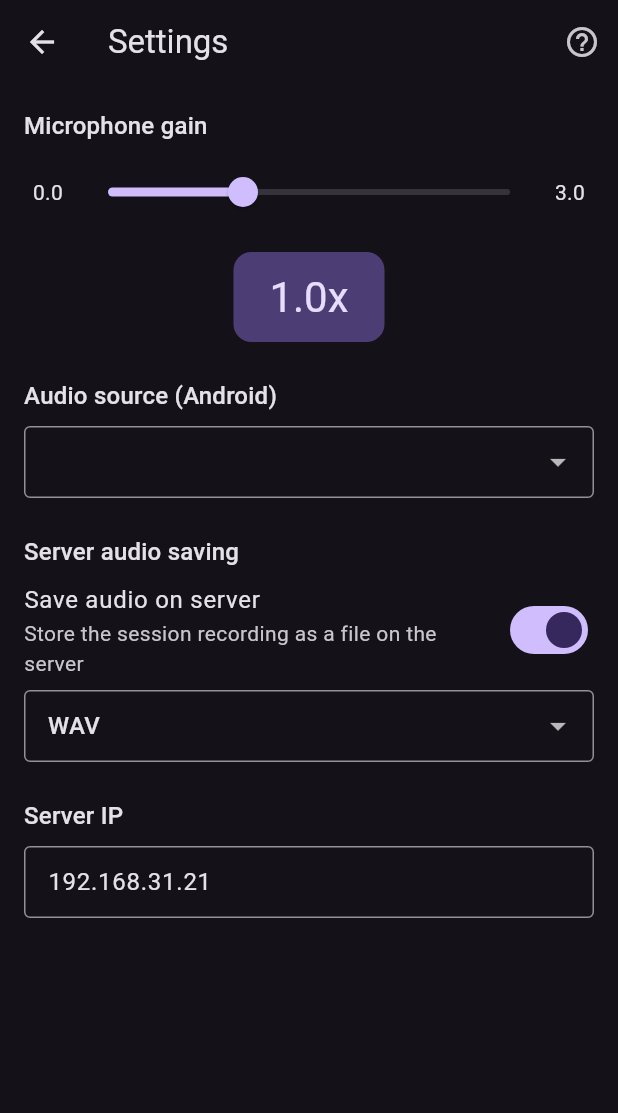
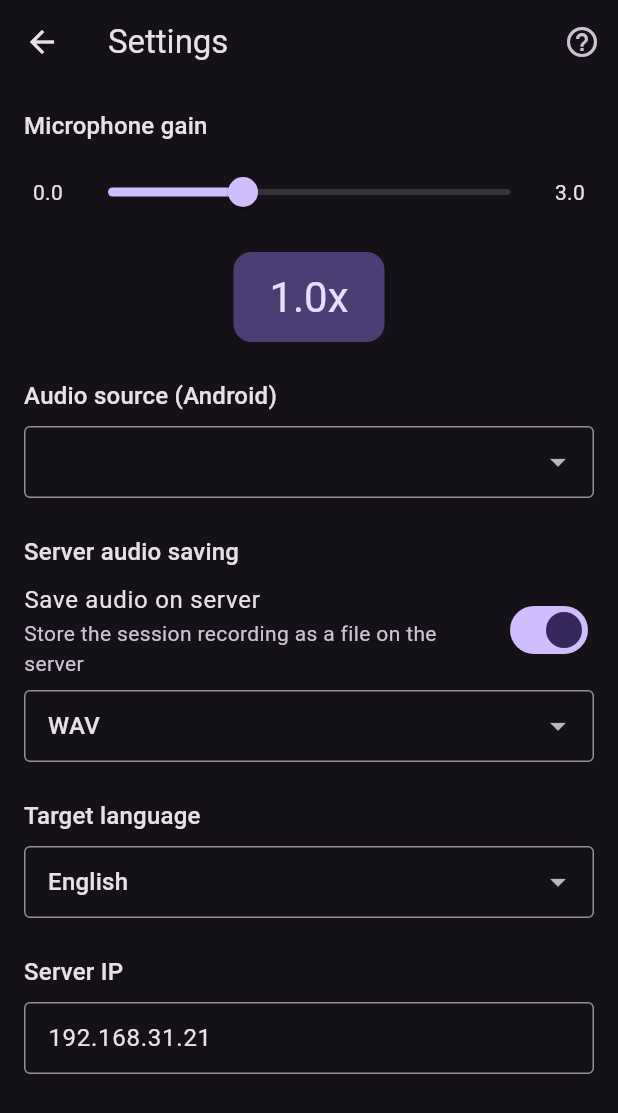
Before and after one commit to lutgaru/Sinsajo, a Flutter app: the SettingsScreen screen opened directly, on a phone screen of 412 x 824 dp. Shown: the top 1113 px of the screen. Run offline on Flutter 3.47's test engine with Material 3 defaults, Android fonts, the light colour scheme and no system bars; our stand-ins replace flutter_riverpod, wakelock_plus; missing offline and left inert: record, vad; network calls fail; statements that could not run were skipped.

Commit message:
feat(client): add target language selection setting
Add a TargetLanguage enum (English, Spanish, French, German,
Portuguese) to settings plus a dropdown in the settings screen, and
send the selected code in the WebSocket start message. Includes unit
tests for the new setting.

```diff
--- a/sinsajo_client/lib/providers/settings_provider.dart
+++ b/sinsajo_client/lib/providers/settings_provider.dart
@@ -11,18 +11,32 @@ enum AudioSaveFormat {
   String get serverValue => name;
 }
 
+enum TargetLanguage {
+  english('English', 'en'),
+  spanish('Spanish', 'es'),
+  french('French', 'fr'),
+  german('German', 'de'),
+  portuguese('Portuguese', 'pt');
+
+  const TargetLanguage(this.label, this.code);
+  final String label;
+  final String code;
+}
+
 class SettingsState {
   final double micGain;
   final AndroidAudioSource audioSource;
   final String ipAddress;
   final bool saveAudio;
   final AudioSaveFormat audioFormat;
+  final TargetLanguage targetLanguage;
   const SettingsState({
     this.micGain = 1.0,
     this.audioSource = AndroidAudioSource.camcorder,
     this.ipAddress = '192.168.31.21',
     this.saveAudio = true,
     this.audioFormat = AudioSaveFormat.wav,
+    this.targetLanguage = TargetLanguage.english,
   });
 
   SettingsState copyWith({
@@ -31,6 +45,7 @@ class SettingsState {
     String? ipAddress,
     bool? saveAudio,
     AudioSaveFormat? audioFormat,
+    TargetLanguage? targetLanguage,
   }) =>
       SettingsState(
         micGain: micGain ?? this.micGain,
@@ -38,6 +53,7 @@ class SettingsState {
         ipAddress: ipAddress ?? this.ipAddress,
         saveAudio: saveAudio ?? this.saveAudio,
         audioFormat: audioFormat ?? this.audioFormat,
+        targetLanguage: targetLanguage ?? this.targetLanguage,
       );
 }
 
@@ -64,6 +80,10 @@ class SettingsNotifier extends Notifier<SettingsState> {
   void setAudioFormat(AudioSaveFormat format) {
     state = state.copyWith(audioFormat: format);
   }
+
+  void setTargetLanguage(TargetLanguage language) {
+    state = state.copyWith(targetLanguage: language);
+  }
 }
 
 final settingsProvider =
--- a/sinsajo_client/lib/providers/transcription_provider.dart
+++ b/sinsajo_client/lib/providers/transcription_provider.dart
@@ -120,6 +120,7 @@ class TranscriptionNotifier extends Notifier<TranscriptionState> {
       sampleRate: kSampleRate,
       saveAudio: settings.saveAudio,
       format: settings.audioFormat.serverValue,
+      targetLanguage: settings.targetLanguage.code,
     );
   }
 
--- a/sinsajo_client/lib/screens/settings_screen.dart
+++ b/sinsajo_client/lib/screens/settings_screen.dart
@@ -150,6 +150,30 @@ class SettingsScreen extends ConsumerWidget {
             ),
             const SizedBox(height: 24),
             Text(
+              'Target language',
+              style: Theme.of(context).textTheme.titleMedium,
+            ),
+            const SizedBox(height: 8),
+            DropdownButtonFormField<TargetLanguage>(
+              initialValue: settings.targetLanguage,
+              decoration: const InputDecoration(
+                border: OutlineInputBorder(),
+                contentPadding: EdgeInsets.symmetric(horizontal: 12, vertical: 8),
+              ),
+              items: TargetLanguage.values
+                  .map((l) => DropdownMenuItem(
+                        value: l,
+                        child: Text(l.label),
+                      ))
+                  .toList(),
+              onChanged: (value) {
+                if (value != null) {
+                  ref.read(settingsProvider.notifier).setTargetLanguage(value);
+                }
+              },
+            ),
+            const SizedBox(height: 24),
+            Text(
               'Server IP',
               style: Theme.of(context).textTheme.titleMedium,
             ),
--- a/sinsajo_client/lib/services/ws_service.dart
+++ b/sinsajo_client/lib/services/ws_service.dart
@@ -203,12 +203,14 @@ class WsService {
     int sampleRate = 16000,
     bool saveAudio = true,
     String format = 'wav',
+    String? targetLanguage,
   }) {
     _sendJson({
       'type': 'start',
       'sample_rate': sampleRate,
       'save_audio': saveAudio,
       'format': format,
+      'target_language': ?targetLanguage,
     });
   }
 
```
Also changed, not shown: 1 other file.
